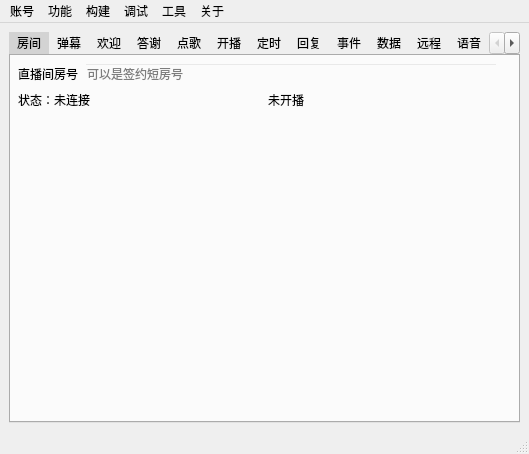
First picture: the form in mainwindow/mainwindow.ui, repository iwxyi/Bilibili-MagicalDanmaku, before the edit.
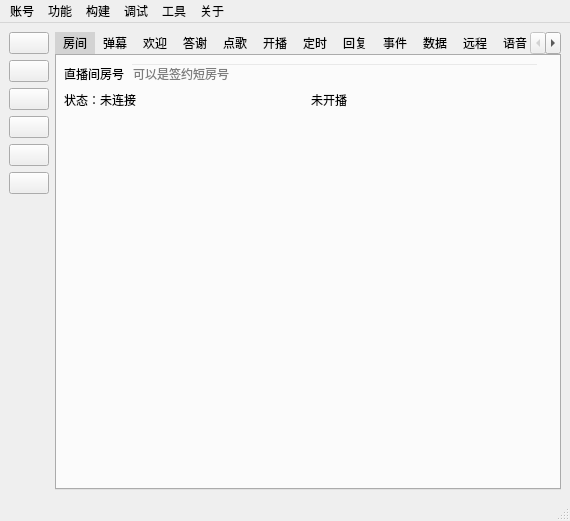
Second picture: the form after the edit. The open tabs and pages were chosen to show the change. Icons and pictures are not drawn. Custom widgets are drawn as their Qt base class.

Commit message: 添加侧边栏按钮

What changed in the file:
```diff
--- a/mainwindow/mainwindow.ui
+++ b/mainwindow/mainwindow.ui
@@ -6,8 +6,8 @@
    <rect>
     <x>0</x>
     <y>0</y>
-    <width>529</width>
-    <height>454</height>
+    <width>570</width>
+    <height>521</height>
    </rect>
   </property>
   <property name="windowTitle">
@@ -18,7 +18,96 @@
     <normaloff>:/icons/star</normaloff>:/icons/star</iconset>
   </property>
   <widget class="QWidget" name="centralwidget">
-   <layout class="QVBoxLayout" name="verticalLayout">
+   <layout class="QHBoxLayout" name="horizontalLayout_10">
+    <item>
+     <layout class="QVBoxLayout" name="verticalLayout">
+      <property name="spacing">
+       <number>6</number>
+      </property>
+      <property name="leftMargin">
+       <number>0</number>
+      </property>
+      <item>
+       <widget class="InteractiveButtonBase" name="roomPageButton">
+        <property name="text">
+         <string/>
+        </property>
+        <property name="icon">
+         <iconset resource="../resources/resource.qrc">
+          <normaloff>:/icons/room</normaloff>:/icons/room</iconset>
+        </property>
+       </widget>
+      </item>
+      <item>
+       <widget class="InteractiveButtonBase" name="danmakuPageButton">
+        <property name="text">
+         <string/>
+        </property>
+        <property name="icon">
+         <iconset resource="../resources/resource.qrc">
+          <normaloff>:/danmaku/message</normaloff>:/danmaku/message</iconset>
+        </property>
+       </widget>
+      </item>
+      <item>
+       <widget class="InteractiveButtonBase" name="thankPageButton">
+        <property name="text">
+         <string/>
+        </property>
+        <property name="icon">
+         <iconset resource="../resources/resource.qrc">
+          <normaloff>:/icons/thank</normaloff>:/icons/thank</iconset>
+        </property>
+       </widget>
+      </item>
+      <item>
+       <widget class="InteractiveButtonBase" name="musicPageButton">
+        <property name="text">
+         <string/>
+        </property>
+        <property name="icon">
+         <iconset resource="../resources/resource.qrc">
+          <normaloff>:/icons/order_song</normaloff>:/icons/order_song</iconset>
+        </property>
+       </widget>
+      </item>
+      <item>
+       <widget class="InteractiveButtonBase" name="extensionPageButton">
+        <property name="text">
+         <string/>
+        </property>
+        <property name="icon">
+         <iconset resource="../resources/resource.qrc">
+          <normaloff>:/icons/extension</normaloff>:/icons/extension</iconset>
+        </property>
+       </widget>
+      </item>
+      <item>
+       <widget class="InteractiveButtonBase" name="preferencePageButton">
+        <property name="text">
+         <string/>
+        </property>
+        <property name="icon">
+         <iconset resource="../resources/resource.qrc">
+          <normaloff>:/danmaku/settings</normaloff>:/danmaku/settings</iconset>
+        </property>
+       </widget>
+      </item>
+      <item>
+       <spacer name="verticalSpacer_10">
+        <property name="orientation">
+         <enum>Qt::Vertical</enum>
+        </property>
+        <property name="sizeHint" stdset="0">
+         <size>
+          <width>20</width>
+          <height>40</height>
+         </size>
+        </property>
+       </spacer>
+      </item>
+     </layout>
+    </item>
     <item>
      <widget class="MyTabWidget" name="tabWidget">
       <property name="styleSheet">
@@ -3397,7 +3486,7 @@
     <rect>
      <x>0</x>
      <y>0</y>
-     <width>529</width>
+     <width>570</width>
      <height>21</height>
     </rect>
    </property>
@@ -3840,6 +3929,11 @@
    <extends>QListWidget</extends>
    <header>smoothlistwidget.h</header>
   </customwidget>
+  <customwidget>
+   <class>InteractiveButtonBase</class>
+   <extends>QPushButton</extends>
+   <header>interactivebuttonbase.h</header>
+  </customwidget>
  </customwidgets>
  <resources>
   <include location="../resources/resource.qrc"/>
```
Left out of the diff: 2 changed lines with no effect on the pictures. The commit also changes 5 other files.
